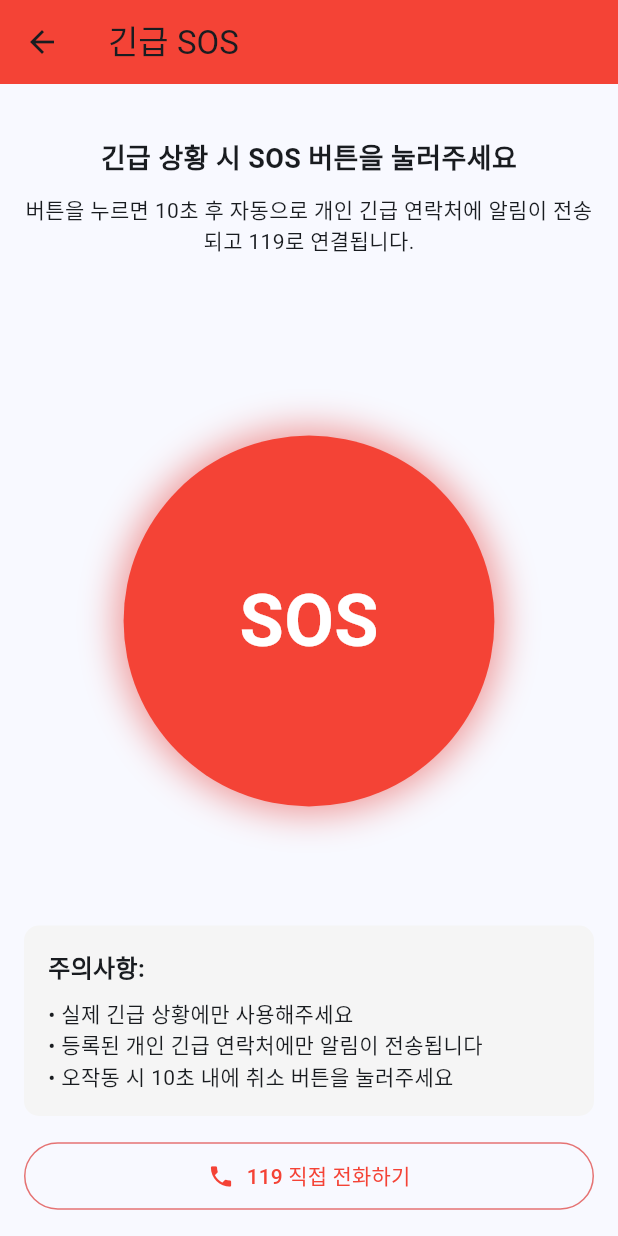
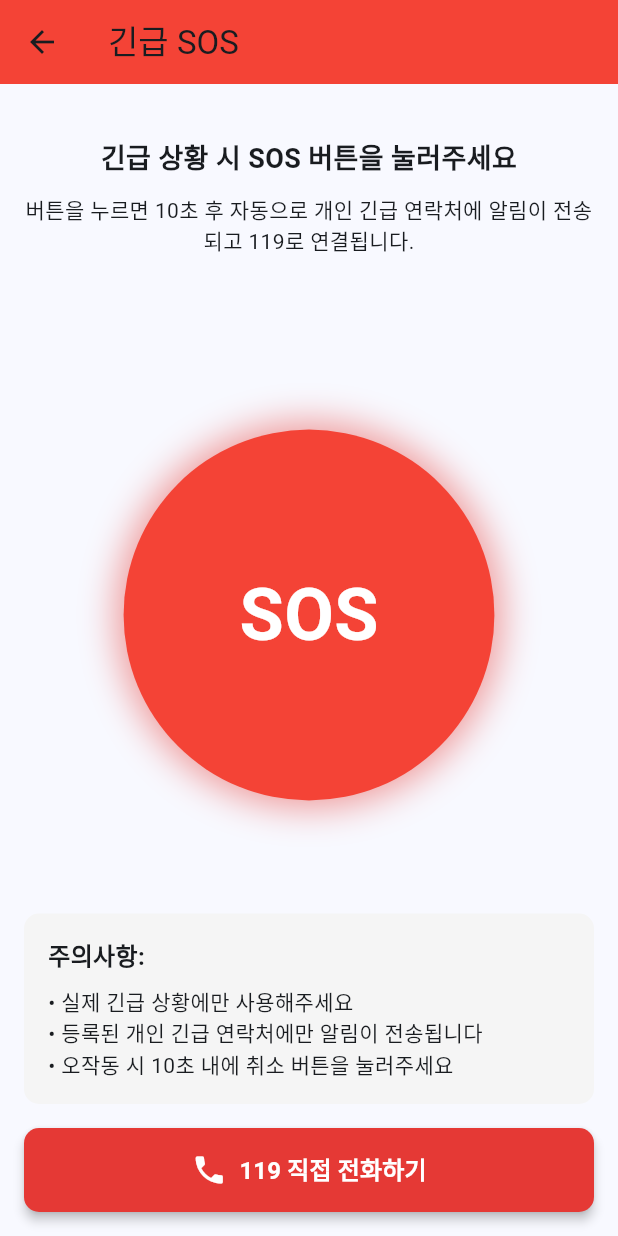
Before and after one commit to Maccrey/My-Guardian_GPS, a Flutter app: the SOSView screen opened by its route, on a phone screen of 412 x 824 dp. Run offline on Flutter 3.47's test engine with Material 3 defaults, Android fonts, the phone set to English and light mode, and no system bars; our stand-ins replace flutter_dotenv, geocoding, geolocator, get, google_maps_flutter, shared_preferences; missing offline and left inert: flutter_polyline_points; accounts and stored records are empty.

Commit message:
SOS 기능 개선: 긴급 전화 걸기 로직 수정 및 UI 업데이트. 전화 성공 여부에 따른 디버그 메시지 추가, 버튼 스타일 변경으로 사용자 경험 향상.

```diff
--- a/lib/views/sos_view.dart
+++ b/lib/views/sos_view.dart
@@ -2,7 +2,7 @@ import 'package:flutter/material.dart';
 import 'package:get/get.dart';
 import 'package:url_launcher/url_launcher.dart';
 import 'dart:async';
-import '../services/emergency_contact_service.dart'; // 다시 불러옴
+import '../services/emergency_contact_service.dart';
 
 class SOSController extends GetxController {
   final RxBool isSOSActive = false.obs;
@@ -122,16 +122,23 @@ class SOSController extends GetxController {
   }
 
   Future<void> callEmergencyNumber(String number) async {
-    final Uri url = Uri(scheme: 'tel', path: number);
+    debugPrint('📞 긴급 전화 걸기 시도: $number');
+
+    final Uri phoneUri = Uri(scheme: 'tel', path: number);
     try {
-      await launchUrl(url);
+      bool launched = await launchUrl(phoneUri);
+      if (launched) {
+        debugPrint('✅ 전화 걸기 성공: $number');
+      } else {
+        throw Exception('전화를 걸 수 없습니다: $phoneUri');
+      }
     } catch (e) {
       debugPrint('⚠️ 전화 걸기 실패: $e');
       Get.snackbar(
         '전화 걸기 실패',
-        '긴급 전화를 걸 수 없습니다.',
+        '긴급 전화를 걸 수 없습니다. 직접 119로 전화해주세요.',
         backgroundColor: Colors.red.shade200,
-        duration: const Duration(seconds: 3),
+        duration: const Duration(seconds: 5),
         snackPosition: SnackPosition.BOTTOM,
       );
     }
@@ -293,14 +300,20 @@ class SOSView extends StatelessWidget {
               const SizedBox(height: 16),
 
               // 직접 119 전화 버튼
-              OutlinedButton.icon(
+              ElevatedButton.icon(
                 onPressed: () => controller.callEmergencyNumber('119'),
-                icon: const Icon(Icons.phone),
-                label: const Text('119 직접 전화하기'),
-                style: OutlinedButton.styleFrom(
-                  foregroundColor: Colors.red,
-                  side: BorderSide(color: Colors.red.shade300),
-                  padding: const EdgeInsets.symmetric(vertical: 12),
+                icon: const Icon(Icons.phone, size: 24),
+                label: const Text('119 직접 전화하기',
+                    style:
+                        TextStyle(fontSize: 16, fontWeight: FontWeight.bold)),
+                style: ElevatedButton.styleFrom(
+                  foregroundColor: Colors.white,
+                  backgroundColor: Colors.red.shade600,
+                  padding: const EdgeInsets.symmetric(vertical: 16),
+                  elevation: 3,
+                  shape: RoundedRectangleBorder(
+                    borderRadius: BorderRadius.circular(10),
+                  ),
                 ),
               ),
             ],
```
